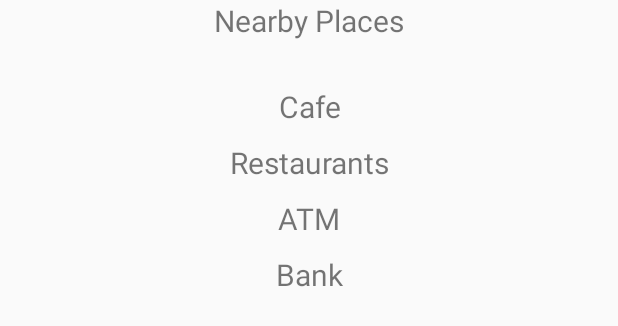
After one commit to Partha11/tourmate, an Android app: the layout fragment_nearby_places.xml on its own in the app's theme, with its tools: preview values and no code run, on a phone screen of 412 x 824 dp. The commit adds this screen. Shown: the top 326 px of the screen. Run offline under Robolectric (Android 15) with nearby library versions, the phone set to English and light mode, and no system bars.

Commit message:
new design scheme coming

```diff
--- a/app/build.gradle
+++ b/app/build.gradle
@@ -30,6 +30,7 @@ dependencies {
     implementation 'com.android.support:multidex:1.0.3'
     implementation 'com.google.firebase:firebase-core:16.0.3'
     implementation 'com.google.firebase:firebase-database:16.0.1'
+    implementation 'com.google.android.gms:play-services-maps:15.0.1'
     testImplementation 'junit:junit:4.12'
     androidTestImplementation 'com.android.support.test:runner:1.0.2'
     androidTestImplementation 'com.android.support.test.espresso:espresso-core:3.0.2'
--- /dev/null
+++ b/app/src/main/res/layout/fragment_nearby_places.xml
@@ -0,0 +1,58 @@
+<?xml version="1.0" encoding="utf-8"?>
+<RelativeLayout xmlns:android="http://schemas.android.com/apk/res/android"
+    xmlns:tools="http://schemas.android.com/tools"
+    android:layout_width="match_parent"
+    android:layout_height="match_parent"
+    tools:context=".NearbyPlacesFragment">
+
+    <TextView
+        android:id="@+id/nearbyPlacesText"
+        android:layout_width="wrap_content"
+        android:layout_height="wrap_content"
+        android:text="Nearby Places"
+        android:textSize="20sp"
+        android:layout_centerHorizontal="true" />
+
+    <TextView
+        android:id="@+id/nearbyCafe"
+        android:layout_width="match_parent"
+        android:layout_height="wrap_content"
+        android:text="Cafe"
+        android:textSize="20sp"
+        android:gravity="center"
+        android:layout_marginTop="30sp"
+        android:clickable="true"
+        android:focusable="true"
+        android:layout_below="@+id/nearbyPlacesText" />
+
+    <TextView
+        android:id="@+id/nearbyRestaurant"
+        android:layout_width="match_parent"
+        android:layout_height="wrap_content"
+        android:text="Restaurants"
+        android:textSize="20sp"
+        android:gravity="center"
+        android:layout_marginTop="10sp"
+        android:layout_below="@+id/nearbyCafe" />
+
+    <TextView
+        android:id="@+id/nearbyAtm"
+        android:layout_width="match_parent"
+        android:layout_height="wrap_content"
+        android:text="ATM"
+        android:textSize="20sp"
+        android:gravity="center"
+        android:layout_marginTop="10sp"
+        android:layout_below="@+id/nearbyRestaurant" />
+
+    <TextView
+        android:id="@+id/nearbyBanks"
+        android:layout_width="match_parent"
+        android:layout_height="wrap_content"
+        android:text="Bank"
+        android:textSize="20sp"
+        android:gravity="center"
+        android:layout_marginTop="10sp"
+        android:layout_below="@+id/nearbyAtm" />
+
+</RelativeLayout>
--- a/app/src/main/res/values/strings.xml
+++ b/app/src/main/res/values/strings.xml
@@ -17,4 +17,5 @@
     <string name="nav_header_subtitle">android.studio@android.com</string>
     <string name="nav_header_desc">Navigation header</string>
     <string name="action_settings">Settings</string>
+    <string name="title_activity_maps">Map</string>
 </resources>
```
Also changed, not shown: app/src/debug/res/values/google_maps_api.xml (added, +24 -0 lines), app/src/main/AndroidManifest.xml (+24 -2 lines), app/src/main/java/com/syntaxerror/tourmate/MainActivity.java (+62 -16 lines), app/src/main/java/com/syntaxerror/tourmate/MapsActivity.java (added, +77 -0 lines), app/src/main/java/com/syntaxerror/tourmate/NearbyPlacesFragment.java (added, +109 -0 lines), app/src/main/res/layout/activity_maps.xml (added, +9 -0 lines), app/src/main/res/layout/fragment_register.xml (+8 -43 lines), 1 other file.
